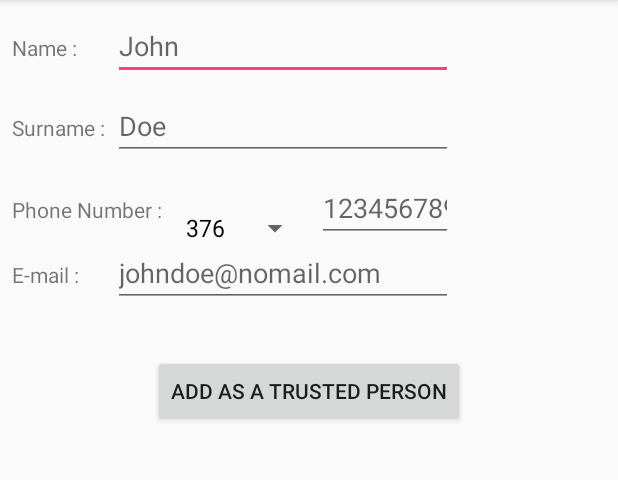
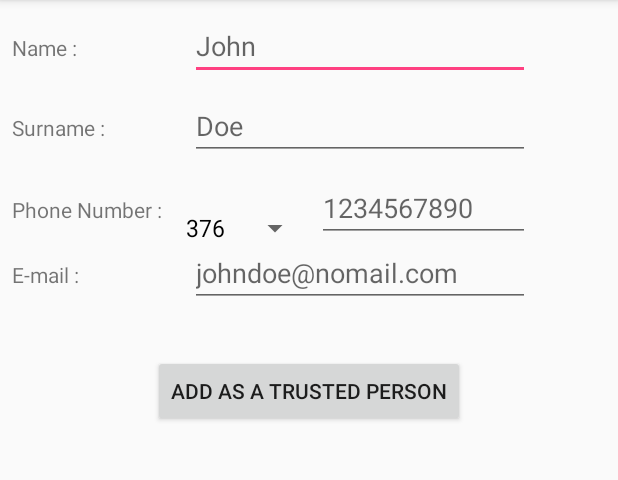
Before and after one commit to Alpkant/AlertButton, an Android app: the AddActivity screen opened directly, with no data from a screen before it, on a phone screen of 412 x 824 dp, the part 84-564 px from its top. Run offline under Robolectric (Android 15) with nearby library versions, the phone set to English and light mode, and no system bars.

Commit message:
Small change.

```diff
--- a/app/src/main/res/layout/add_person.xml
+++ b/app/src/main/res/layout/add_person.xml
@@ -1,6 +1,7 @@
 <?xml version="1.0" encoding="utf-8"?>
 <android.support.constraint.ConstraintLayout xmlns:android="http://schemas.android.com/apk/res/android"
     xmlns:app="http://schemas.android.com/apk/res-auto"
+    xmlns:tools="http://schemas.android.com/tools"
     android:layout_width="match_parent"
     android:layout_height="match_parent"
     android:orientation="vertical">
@@ -24,7 +25,10 @@
         app:layout_constraintTop_toTopOf="parent"
         app:layout_constraintLeft_toRightOf="@+id/name"
         android:layout_marginStart="24dp"
-        app:layout_constraintDimensionRatio="w,5:1" />
+        app:layout_constraintDimensionRatio="w,5:1"
+        android:layout_marginLeft="24dp"
+        android:layout_marginRight="8dp"
+        app:layout_constraintRight_toRightOf="parent" />
 
     <TextView
         android:id="@+id/surname"
@@ -43,7 +47,10 @@
         android:hint="@string/surname_hint"
         app:layout_constraintDimensionRatio="w,5:1"
         app:layout_constraintTop_toBottomOf="@+id/name_edit_text"
-        app:layout_constraintLeft_toLeftOf="@+id/name_edit_text" />
+        app:layout_constraintLeft_toLeftOf="@+id/name_edit_text"
+        android:layout_marginLeft="0dp"
+        android:layout_marginRight="0dp"
+        app:layout_constraintRight_toRightOf="@+id/name_edit_text" />
 
     <TextView
         android:id="@+id/phone"
@@ -53,17 +60,19 @@
         android:layout_marginStart="8dp"
         android:layout_marginTop="23dp"
         android:text="@string/phone_number"
+
         app:layout_constraintLeft_toLeftOf="parent"
         app:layout_constraintTop_toBottomOf="@+id/surname_edit_text" />
 
     <Spinner
         android:id="@+id/country_code"
-        android:layout_width="0dp"
+        android:layout_width="wrap_content"
         android:layout_height="wrap_content"
+        android:layout_marginLeft="8dp"
         android:layout_marginTop="21dp"
-        app:layout_constraintTop_toBottomOf="@+id/surname_edit_text"
+        android:spinnerMode="dialog"
         app:layout_constraintLeft_toRightOf="@+id/phone"
-        android:layout_marginLeft="8dp" />
+        app:layout_constraintTop_toBottomOf="@+id/surname_edit_text" />
 
     <EditText
         android:id="@+id/phone_edit_text"
@@ -76,7 +85,9 @@
         app:layout_constraintLeft_toRightOf="@+id/country_code"
         android:layout_marginEnd="0dp"
         android:hint="1234567890"
-        app:layout_constraintRight_toRightOf="@+id/surname_edit_text" />
+        app:layout_constraintRight_toRightOf="@+id/name_edit_text"
+        app:layout_constraintHorizontal_bias="1.0"
+        android:layout_marginRight="0dp" />
 
     <TextView
         android:id="@+id/email"
@@ -98,7 +109,9 @@
         android:inputType="textEmailAddress"
         app:layout_constraintBaseline_toBaselineOf="@+id/email"
         app:layout_constraintDimensionRatio="w,5:1"
-        app:layout_constraintLeft_toLeftOf="@+id/surname_edit_text" />
+        app:layout_constraintLeft_toLeftOf="@+id/surname_edit_text"
+        android:layout_marginRight="0dp"
+        app:layout_constraintRight_toRightOf="@+id/name_edit_text" />
 
     <Button
         android:id="@+id/add_button"
```
